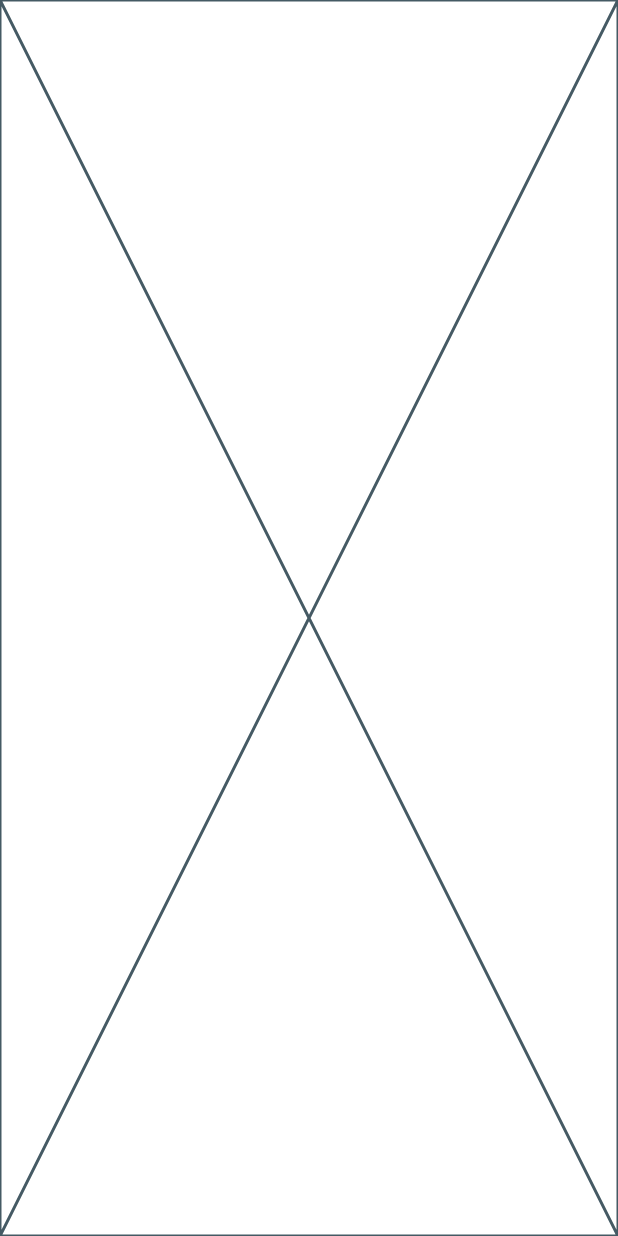
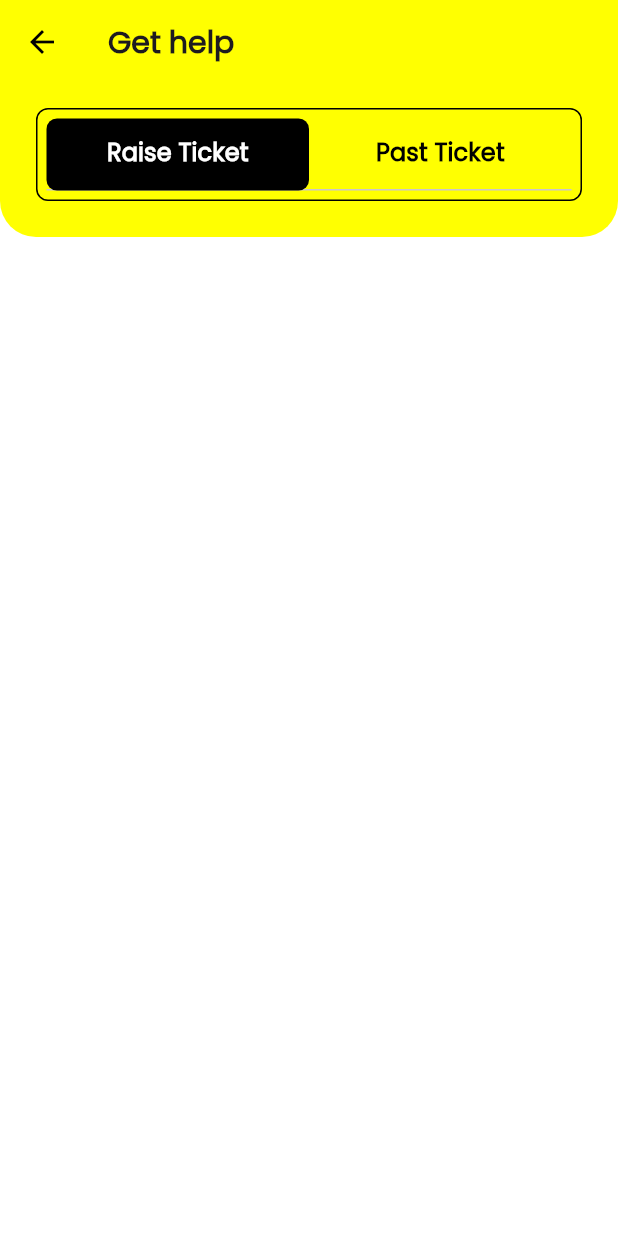
Before and after one commit to BrijeshTrapasiya/air_we_connect, a Flutter app: the screen it shows after launch, on a phone screen of 412 x 824 dp. Run offline on Flutter 3.47's test engine with Material 3 defaults, Android fonts, the phone set to English and light mode, and no system bars; our stand-ins replace get; missing offline and left inert: dynamicutils.

Commit message:
get help screen add

```diff
--- a/lib/config/root_binding.dart
+++ b/lib/config/root_binding.dart
@@ -1,3 +1,4 @@
+import 'package:airweconnect/controller/get_help_controller.dart';
 import 'package:airweconnect/controller/splace_controller.dart';
 import 'package:get/get.dart';
 
@@ -5,5 +6,6 @@ class RootBinding extends Bindings{
   @override
   void dependencies() {
     Get.put(SplashController());
+    Get.put(GetHelpController());
   }
 }
--- /dev/null
+++ b/lib/config/size.dart
@@ -0,0 +1,3 @@
+import 'package:dynamicutils/dynamic_size.dart';
+
+DynamicSize size = DynamicSize(812, 375);
--- /dev/null
+++ b/lib/controller/get_help_controller.dart
@@ -0,0 +1,13 @@
+import 'package:flutter/material.dart';
+import 'package:get/get.dart';
+
+class GetHelpController extends GetxController with GetSingleTickerProviderStateMixin{
+
+  late TabController tabController;
+
+  @override
+  void onInit() {
+    tabController = TabController(length: 2, vsync: this);
+    super.onInit();
+  }
+}
--- a/lib/main.dart
+++ b/lib/main.dart
@@ -1,4 +1,5 @@
 import 'package:airweconnect/config/root_binding.dart';
+import 'package:airweconnect/screens/get_help.dart';
 import 'package:airweconnect/screens/splash_screen.dart';
 import 'package:flutter/material.dart';
 import 'package:get/get.dart';
@@ -16,9 +17,9 @@ class MyApp extends StatelessWidget {
     return GetMaterialApp(
       initialBinding: RootBinding(),
       theme: ThemeData(
-fontFamily: 'poppins'
+      fontFamily: 'poppins'
       ),
-      home: const SplashScreen(),
+      home: const GetHelpScreen(),
     );
   }
 }
--- /dev/null
+++ b/lib/screens/get_help.dart
@@ -0,0 +1,82 @@
+import 'package:airweconnect/config/size.dart';
+import 'package:airweconnect/controller/get_help_controller.dart';
+import 'package:airweconnect/screens/past_ticket.dart';
+import 'package:airweconnect/screens/raied_ticket.dart';
+import 'package:flutter/material.dart';
+import 'package:get/get.dart';
+
+class GetHelpScreen extends StatelessWidget {
+  const GetHelpScreen({super.key});
+
+  @override
+  Widget build(BuildContext context) {
+    return GetBuilder(
+      init: Get.find<GetHelpController>(),
+      builder: (controller) {
+      return Scaffold(
+        appBar: AppBar(
+          backgroundColor: const Color(0xFFFFFF01),
+          leading: IconButton(onPressed: () {
+
+          }, icon: const Icon(Icons.arrow_back,color: Colors.black,)),
+          title: const Text('Get help',style: TextStyle(fontSize: 20,fontWeight: FontWeight.bold),),
+        ),
+        backgroundColor: Colors.white,
+        body: Column(
+          children: [
+            Container(
+              padding: const EdgeInsets.only(left: 24,right: 24,bottom: 24,top: 16),
+              decoration: const BoxDecoration(
+                  color: Color(0xFFFFFF01),
+                  borderRadius: BorderRadius.only(
+                      bottomLeft: Radius.circular(24),
+                      bottomRight: Radius.circular(24)
+                  )
+              ),
+              child: Container(
+                padding: const EdgeInsets.all(6),
+                decoration: BoxDecoration(
+                  borderRadius: BorderRadius.circular(8),
+                  border: Border.all(
+                    color: Colors.black,
+                  )
+                ),
+                child: TabBar(
+                  controller: controller.tabController,
+                  indicator: BoxDecoration(
+                    borderRadius: BorderRadius.circular(
+                      7,
+                    ),
+                    color: Colors.black,
+                  ),
+                  labelStyle: const TextStyle(
+                    fontSize: 16,fontWeight: FontWeight.bold
+                  ),
+                  labelColor: Colors.white,indicatorSize: TabBarIndicatorSize.tab,
+                  unselectedLabelColor: Colors.black,
+                  tabs: const [
+                     Tab(
+                      text: 'Raise Ticket',
+                    ),
+                    Tab(
+                      text: 'Past Ticket',
+                    ),
+                  ],
+                ),
+              ),
+            ),
+            Expanded(
+              child: TabBarView(
+                controller: controller.tabController,
+                children: const [
+                  RaisedTicketScreen(),
+                  PastTicketScreen()
+                ],
+              ),
+            ),
+          ],
+        ),
+      );
+    },);
+  }
+}
--- /dev/null
+++ b/lib/screens/past_ticket.dart
@@ -0,0 +1,12 @@
+import 'package:flutter/material.dart';
+
+class PastTicketScreen extends StatelessWidget {
+  const PastTicketScreen({super.key});
+
+  @override
+  Widget build(BuildContext context) {
+    return Container(
+
+    );
+  }
+}
--- /dev/null
+++ b/lib/screens/raied_ticket.dart
@@ -0,0 +1,12 @@
+import 'package:flutter/cupertino.dart';
+
+class RaisedTicketScreen extends StatelessWidget {
+  const RaisedTicketScreen({super.key});
+
+  @override
+  Widget build(BuildContext context) {
+    return Container(
+
+    );
+  }
+}
--- a/pubspec.yaml
+++ b/pubspec.yaml
@@ -11,6 +11,7 @@ dependencies:
     sdk: flutter
 
   get: ^4.6.6
+  dynamicutils: ^1.0.1
   cupertino_icons: ^1.0.2
 
 dev_dependencies:
```
Also changed, not shown: 5 other files.
